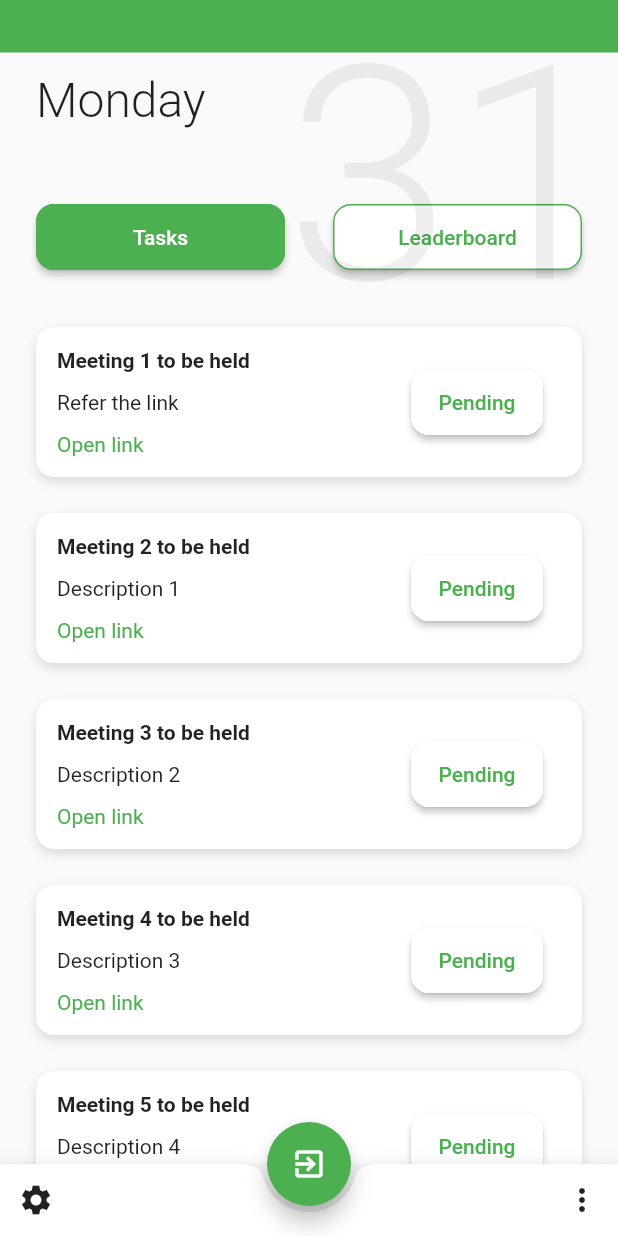
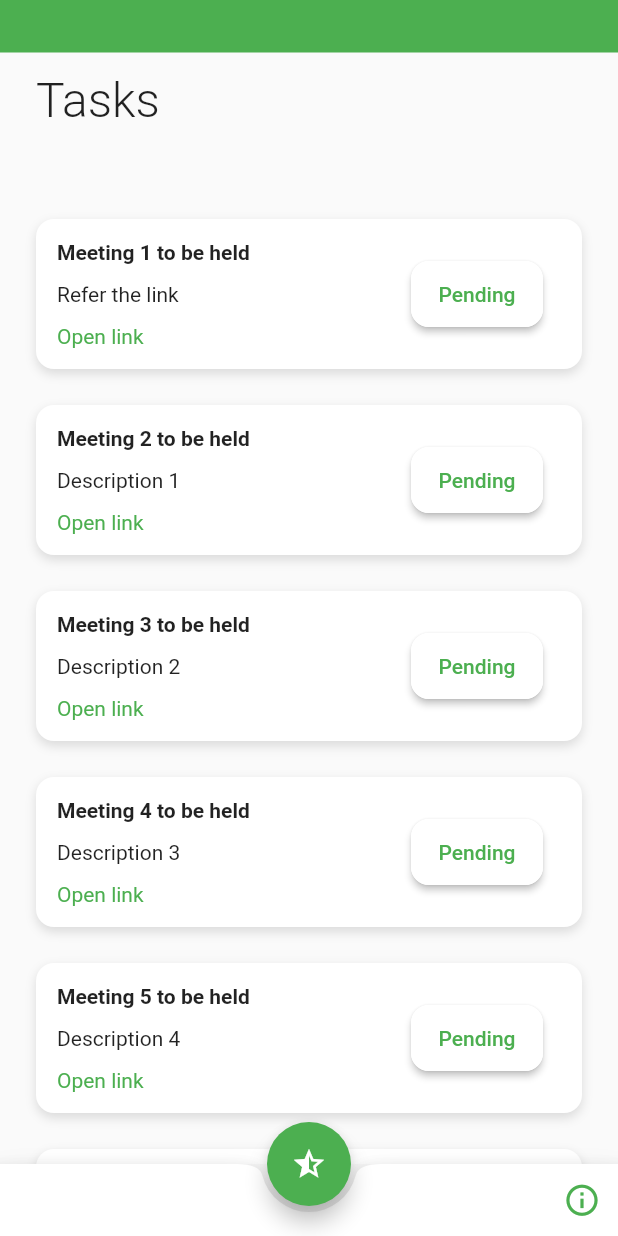
Before and after one commit to ShehanaIqbal/ReTree-To-Do-App, a Flutter app: the screen it shows after launch, after a tap on "Login", on a phone screen of 412 x 824 dp. Run offline on Flutter 3.47's test engine with Material 2 defaults, Android fonts, the phone set to English and light mode, and no system bars.

Commit message:
Rest of the UIs

```diff
--- a/to_do_app/lib/Pages/login.dart
+++ b/to_do_app/lib/Pages/login.dart
@@ -1,33 +1,103 @@
 import 'package:flutter/material.dart';
+import './tasks_page.dart';
+import './events_page.dart';
+import './main_content_tasks.dart';
 
-class LoginPage extends StatefulWidget{
+class LoginPage extends StatefulWidget {
+
+  LoginPage({Key key, this.title}) : super(key: key);
+
+  final String title;
+
+  @override
   _LoginPageState createState() => _LoginPageState();
 }
-class _LoginPageState extends State<LoginPage>{
+
+class _LoginPageState extends State<LoginPage> {
 
   @override
   Widget build(BuildContext context) {
+    return Scaffold(
+      body: Stack(
+        children: <Widget>[
+          _mainContent(context),
+          Container(height: 35,
+              color: Theme.of(context).accentColor),
+          _login(context),
+        ],
+      ),
+    );
+  }
+
+  Widget _mainContent(BuildContext context) {
     return Column(
-            mainAxisAlignment: MainAxisAlignment.center,
-            crossAxisAlignment: CrossAxisAlignment.center,
-            children: <Widget>[
-              Row(
-                children: <Widget>[
-                  Icon(Icons.lock),
-                  TextFormField(
-                    // The validator receives the text that the user has entered.
-                    validator: (value) {
-                      if (value.isEmpty) {
-                        return 'Please enter some text';
-                      }
-                      return null;
-                    },
-                  ),
+      crossAxisAlignment: CrossAxisAlignment.start,
+      children: <Widget>[
+        SizedBox(height:24),
 
-                ],
+      ],
+    );
+  }
+
+  _login(BuildContext context){
+    return Padding(
+      padding: EdgeInsets.all(12.0),
+      child:Column(
+        mainAxisAlignment: MainAxisAlignment.center,
+        crossAxisAlignment: CrossAxisAlignment.center,
+        children: <Widget>[
+          Padding(
+              padding: EdgeInsets.all(24.0),
+              child:Text("LOGIN",
+                style: TextStyle(
+                    fontSize: 20.0,
+                    fontWeight: FontWeight.w400,
+                    color: Theme.of(context).accentColor
+                ),)
+          ),
+          Padding(
+              padding: EdgeInsets.all(24.0),
+              child:TextField(
+                obscureText: false,
+                cursorColor: Theme.of(context).accentColor,
+                style: TextStyle(fontSize: 15.0),
+                decoration: InputDecoration(
+                    contentPadding: EdgeInsets.fromLTRB(20.0, 15.0, 20.0, 15.0),
+                    hintText: "Username",
+                    border:
+                    OutlineInputBorder(borderRadius: BorderRadius.circular(32.0))),
               )
-            ],
+          ),
+          Padding(
+            padding: EdgeInsets.all(24.0),
+            child:TextField(
+              obscureText: true,
+              cursorColor: Theme.of(context).accentColor,
+              style: TextStyle(fontSize: 15.0),
+              decoration: InputDecoration(
+                  contentPadding: EdgeInsets.fromLTRB(20.0, 15.0, 20.0, 15.0),
+                  hintText: "Password",
+                  border:
+                  OutlineInputBorder(borderRadius: BorderRadius.circular(32.0))),
+            ),
+          ),
+          MaterialButton(
+            onPressed: (){
+              Navigator.push(
+                context,
+                MaterialPageRoute(builder: (context) => MainContent()),
+              );
+            },
+            shape: RoundedRectangleBorder(borderRadius: BorderRadius.circular(12),side: BorderSide(color:Theme.of(context).accentColor )),
+            child: Text("Login"),
+            textColor: Theme.of(context).accentColor,
+            color: Colors.white ,
+            padding: EdgeInsets.all(14.0),
 
-        );
+          ),
+        ],
+
+      ),
+    );
   }
 }
--- a/to_do_app/lib/Pages/main_content.dart
+++ /dev/null
@@ -1,105 +0,0 @@
-import 'package:flutter/material.dart';
-import './tasks_page.dart';
-import './events_page.dart';
-
-class MainContent extends StatefulWidget {
-
-  @override
-  _MainContentState createState() => _MainContentState();
-}
-
-class _MainContentState extends State<MainContent> {
-
-  @override
-  Widget build(BuildContext context) {
-
-    return Scaffold(
-
-      body: Stack(
-        children: <Widget>[
-          _mainContent(context),
-          Container(height: 35,
-              color: Theme.of(context).accentColor),
-          Positioned(
-              right:0,
-              child:Text ("31",
-                  style: TextStyle(fontSize: 200,color: Color(0x10000000),fontWeight:FontWeight.w300))),
-        ],
-      ),
-
-      floatingActionButton: FloatingActionButton(
-        onPressed: (){},
-        tooltip: 'Increment',
-        child: Icon(Icons.exit_to_app),
-      ),
-      floatingActionButtonLocation: FloatingActionButtonLocation.centerDocked,
-      bottomNavigationBar: BottomAppBar(
-        shape: CircularNotchedRectangle(),
-        child:Row(
-          mainAxisAlignment: MainAxisAlignment.spaceBetween,
-          children: <Widget>[
-            IconButton(
-              icon: Icon(Icons.settings),
-              onPressed: (){},
-            ),
-            IconButton(
-              icon: Icon(Icons.more_vert),
-              onPressed: (){},
-            )
-          ],
-        ),
-      ),
-    );
-  }
-
-  Widget _buttonRow(BuildContext context){
-    return Padding(
-        padding: EdgeInsets.all(24.0),
-        child:Row(
-          children: <Widget>[
-            Expanded(
-              child:MaterialButton(
-                onPressed: (){},
-                shape: RoundedRectangleBorder(borderRadius: BorderRadius.circular(12),side: BorderSide(color:Theme.of(context).accentColor)),
-                child: Text("Tasks"),
-                textColor: Colors.white,
-                padding: EdgeInsets.all(14.0),
-                color: Theme.of(context).accentColor,
-              ),
-            ),
-            SizedBox(
-              width: 32,
-            )
-            ,
-            Expanded(
-                child:MaterialButton(
-                  onPressed: (){},
-                  shape: RoundedRectangleBorder(borderRadius: BorderRadius.circular(12),side: BorderSide(color:Theme.of(context).accentColor )),
-                  child: Text("Leaderboard"),
-                  textColor: Theme.of(context).accentColor,
-                  color: Colors.white ,
-                  padding: EdgeInsets.all(14.0),
-                )
-            ),
-          ],
-        ));
-  }
-
-  Widget _mainContent(BuildContext context) {
-    return Column(
-      crossAxisAlignment: CrossAxisAlignment.start,
-      children: <Widget>[
-        SizedBox(height:24),
-        Padding(
-          padding: EdgeInsets.all(24.0),
-          child: Text("Monday",
-              style: TextStyle(fontSize: 32, fontWeight: FontWeight.w300)
-          ),
-        ),
-        _buttonRow(context),
-        Expanded(child:EventPage())
-
-      ],
-    );
-  }
-}
--- /dev/null
+++ b/to_do_app/lib/Pages/main_content_tasks.dart
@@ -0,0 +1,72 @@
+import 'package:flutter/material.dart';
+import 'package:todoapp/Pages/main_content_leaderBoard.dart';
+import './tasks_page.dart';
+import './events_page.dart';
+
+class MainContent extends StatefulWidget {
+
+  @override
+  _MainContentState createState() => _MainContentState();
+}
+
+class _MainContentState extends State<MainContent> {
+
+  @override
+  Widget build(BuildContext context) {
+
+    return Scaffold(
+
+      body: Stack(
+        children: <Widget>[
+          _mainContent(context),
+          Container(height: 35,
+              color: Theme.of(context).accentColor),
+                  ],
+      ),
+
+      floatingActionButton: FloatingActionButton(
+        onPressed: (){
+          Navigator.push(
+            context,
+            MaterialPageRoute(builder: (context) => MainContentLeaderboard()),
+          );
+        },
+        tooltip: 'Increment',
+        child: Icon(Icons.star_half),
+      ),
+      floatingActionButtonLocation: FloatingActionButtonLocation.centerDocked,
+      bottomNavigationBar: BottomAppBar(
+        shape: CircularNotchedRectangle(),
+        child:Row(
+          mainAxisAlignment: MainAxisAlignment.end,
+          children: <Widget>[
+
+            IconButton(
+              icon: Icon(Icons.info_outline,color: Theme.of(context).accentColor,size: 25.0,),
+              onPressed: (){
+                Navigator.of(context).pushReplacementNamed('/about');
+              },
+            )
+          ],
+        ),
+      ),
+    );
+  }
+
+  Widget _mainContent(BuildContext context) {
+    return Column(
+      crossAxisAlignment: CrossAxisAlignment.start,
+      children: <Widget>[
+        SizedBox(height:24),
+        Padding(
+          padding: EdgeInsets.only(left:24.0,right: 24.0,top: 24.0,bottom: 48.0),
+          child: Text("Tasks",
+              style: TextStyle(fontSize: 32, fontWeight: FontWeight.w300)
+          ),
+        ),
+        Expanded(child:EventPage())
+
+      ],
+    );
+  }
+}
--- /dev/null
+++ b/to_do_app/lib/Pages/splashScreen.dart
@@ -0,0 +1,54 @@
+import 'dart:async';
+import 'package:flutter/material.dart';
+
+class SplashScreen extends StatefulWidget {
+  @override
+  _SplashScreenState createState() => new _SplashScreenState();
+}
+
+class _SplashScreenState extends State<SplashScreen> {
+  startTime() async {
+    var _duration = new Duration(seconds: 2);
+    return new Timer(_duration, navigationPage);
+  }
+
+  void navigationPage() {
+    Navigator.of(context).pushReplacementNamed('/login');
+  }
+
+  @override
+  void initState() {
+    super.initState();
+    startTime();
+  }
+
+  @override
+  Widget build(BuildContext context) {
+    return new Scaffold(
+        body: Container(
+            decoration: BoxDecoration(
+              color: Theme.of(context).primaryColor,
+            ),
+            child:Center(
+              child:Column(
+                  mainAxisAlignment: MainAxisAlignment.center,
+                  children: <Widget>[
+                    Padding(
+                      padding: const EdgeInsets.all(24.0),
+                    child:Text("ReTree-Sri Lanka",
+                      textAlign: TextAlign.center,
+                      style: TextStyle(
+                          fontWeight: FontWeight.w500,
+                          fontSize: 20,
+                          color: Colors.white
+                      ),
+                    ),
+                    ),
+
+                  ]
+              ) ,
+            )
+        )
+    );
+  }
+}
--- a/to_do_app/lib/main.dart
+++ b/to_do_app/lib/main.dart
@@ -1,7 +1,10 @@
 import 'package:flutter/material.dart';
+import 'package:todoapp/Pages/about.dart';
+import 'package:todoapp/Pages/login.dart';
+import 'Pages/splashScreen.dart';
 import 'Pages/tasks_page.dart';
 import 'Pages/events_page.dart';
-import 'Pages/main_content.dart';
+import 'Pages/main_content_tasks.dart';
 void main() => runApp(MyApp());
 
 class MyApp extends StatelessWidget {
@@ -14,7 +17,11 @@ class MyApp extends StatelessWidget {
       theme: ThemeData(
         primarySwatch: Colors.green,
       ),
-      home: MyHomePage(),
+      home: SplashScreen(),
+      routes: <String, WidgetBuilder> {
+        '/login': (BuildContext context) => new LoginPage(),
+        '/about': (BuildContext context)=> new AboutPage()
+      },
     );
   }
 }
```
Also changed, not shown: to_do_app/lib/Pages/about.dart (added, +74 -0 lines), to_do_app/lib/Pages/events_page.dart (+5 -9 lines), to_do_app/lib/Pages/leaderBoard.dart (added, +20 -0 lines), to_do_app/lib/Pages/main_content_leaderBoard.dart (added, +73 -0 lines), to_do_app/lib/Widgets/custom_icon_decoration.dart (deleted, +0 -67 lines).
